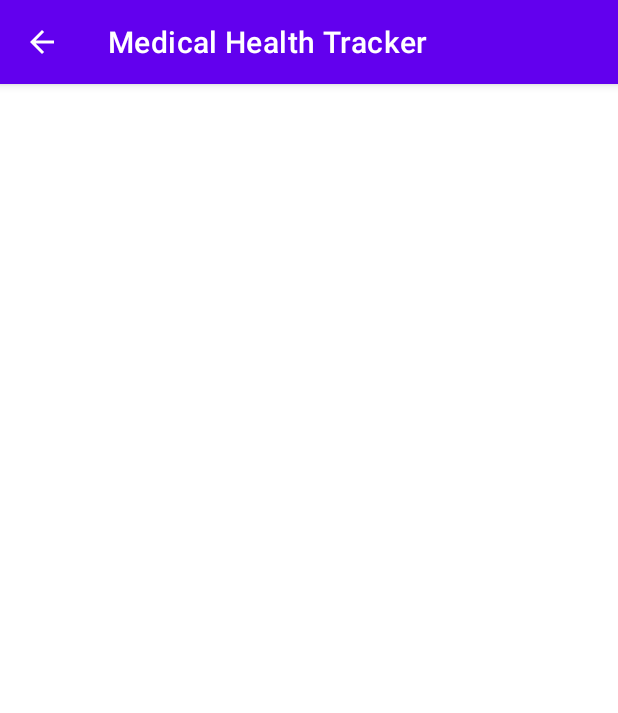
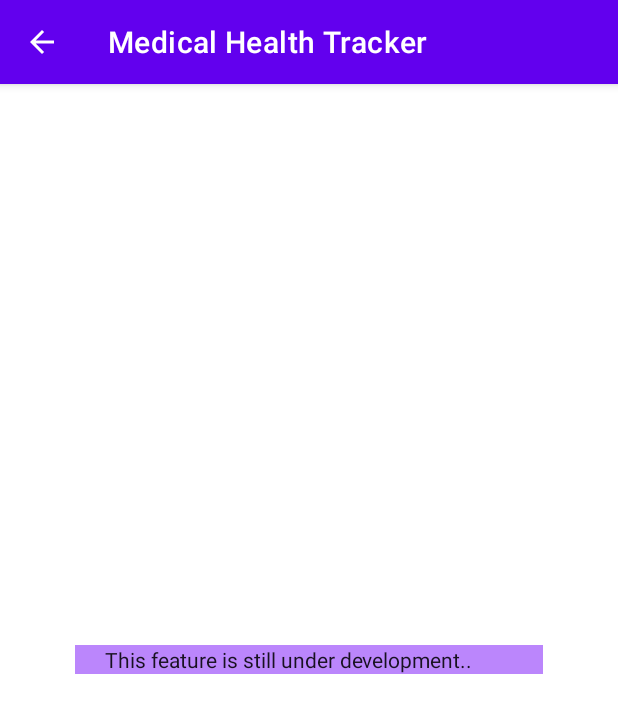
Before and after one commit to PhilipOdhiambo/medical-health-tracker, an Android app: the EddActivity screen opened directly, with no data from a screen before it, on a phone screen of 412 x 824 dp. Shown: the top 713 px of the screen. Run offline under Robolectric (Android 15) with nearby library versions, the phone set to English and light mode, and no system bars.

Commit message:
finish android wk1 branch

```diff
--- a/app/src/main/java/com/philipowino/medicalhealthtracker/BmiResultActivity.java
+++ b/app/src/main/java/com/philipowino/medicalhealthtracker/BmiResultActivity.java
@@ -46,7 +46,7 @@ public class BmiResultActivity extends AppCompatActivity implements View.OnClick
         } else if (bmi >= 30 && bmi <= 39.9 ) {
             message = "BMI of " + bmi.toString() + " - Obese (See a doctor)";
         } else {
-            message = "BMI of " + bmi.toString() + "? - Confirm Your Measurements";
+            message = "BMI of " + bmi.toString() + " ? \nConfirm Your Measurements";
         }
 
         // Send result to view
--- a/app/src/main/res/layout/activity_edd.xml
+++ b/app/src/main/res/layout/activity_edd.xml
@@ -1,9 +1,18 @@
 <?xml version="1.0" encoding="utf-8"?>
-<androidx.constraintlayout.widget.ConstraintLayout xmlns:android="http://schemas.android.com/apk/res/android"
-    xmlns:app="http://schemas.android.com/apk/res-auto"
+<RelativeLayout xmlns:android="http://schemas.android.com/apk/res/android"
     xmlns:tools="http://schemas.android.com/tools"
     android:layout_width="match_parent"
     android:layout_height="match_parent"
     tools:context=".EddActivity">
+    <TextView
+        android:layout_width="match_parent"
+        android:layout_height="wrap_content"
+        android:layout_centerInParent="true"
+        android:background="@color/purple_200"
+        android:layout_marginLeft="100dp"
+        android:paddingLeft="20dp"
+        android:layout_centerHorizontal="true"
+        style="@style/CardView.Dark"
+        android:text="This feature is still under development.."/>
 
-</androidx.constraintlayout.widget.ConstraintLayout>
+</RelativeLayout>
```
